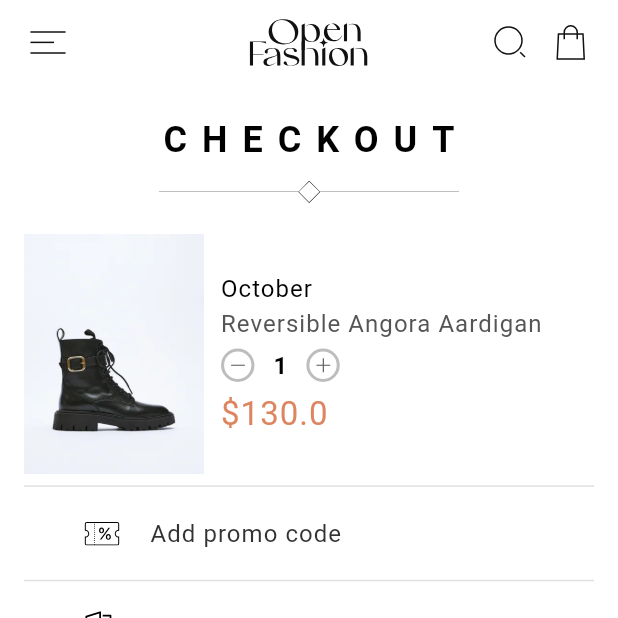
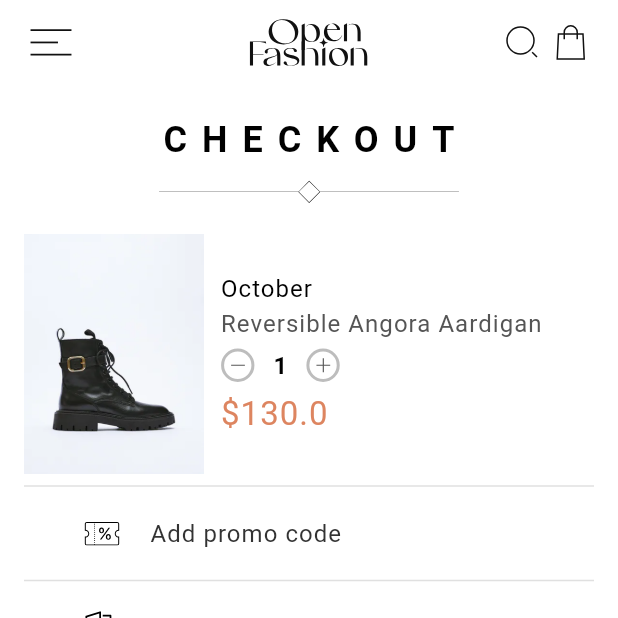
Before and after one commit to brahimbeloucif/E-Commerce-App-, a Flutter app: the screen it shows after launch, after a tap on "October", on a phone screen of 412 x 824 dp, the top half of it. Run offline on Flutter 3.47's test engine with Material 3 defaults, Android fonts, the phone set to English and light mode, and no system bars; our stand-ins replace flutter_credit_card, flutter_svg, gap, google_fonts, ionicons; Roboto replaces fonts that are missing (Tenor Sans).

Commit message:
now im add a more edits and widgets and screens

```diff
--- a/lib/components/custom_app_bar.dart
+++ b/lib/components/custom_app_bar.dart
@@ -7,25 +7,44 @@ import 'package:gap/gap.dart';
 class CustomAppBar extends StatelessWidget implements PreferredSizeWidget {
   const CustomAppBar({super.key, required this.isBlack});
   final bool isBlack;
+
   @override
   Size get preferredSize => const Size.fromHeight(56);
 
   @override
   Widget build(BuildContext context) {
-    return Padding(
-      padding: const EdgeInsets.symmetric(horizontal: 20.0),
-      child: AppBar(
-        centerTitle: true,
-        backgroundColor:isBlack? AppColors.primaryColor : Colors.white,
-        leadingWidth: 24,
-        leading: SvgPicture.asset(AppAssets.svgMenu,color: isBlack? Colors.white: AppColors.primaryColor ),
-        title: SvgPicture.asset(AppAssets.svgLogoBg,color: isBlack? Colors.white: AppColors.primaryColor ),
-        actions: [
-          SvgPicture.asset(AppAssets.svgSearch,color: isBlack? Colors.white: AppColors.primaryColor ),
-          Gap(16),
-          SvgPicture.asset(AppAssets.svgShoppingBag,color: isBlack? Colors.white: AppColors.primaryColor ),
-        ],
+    return AppBar(
+      elevation: 0,
+      centerTitle: true,
+      backgroundColor: isBlack ? AppColors.primaryColor : Colors.white,
+      leadingWidth: 48,
+      leading: Padding(
+        padding: const EdgeInsets.only(left: 20),
+        child: SvgPicture.asset(
+          AppAssets.svgMenu,
+          color: isBlack ? Colors.white : AppColors.primaryColor,
+        ),
       ),
+      title: SvgPicture.asset(
+        AppAssets.svgLogoBg,
+        color: isBlack ? Colors.white : AppColors.primaryColor,
+      ),
+      actions: [
+        Padding(
+          padding: const EdgeInsets.only(right: 8),
+          child: SvgPicture.asset(
+            AppAssets.svgSearch,
+            color: isBlack ? Colors.white : AppColors.primaryColor,
+          ),
+        ),
+        Padding(
+          padding: const EdgeInsets.only(right: 20),
+          child: SvgPicture.asset(
+            AppAssets.svgShoppingBag,
+            color: isBlack ? Colors.white : AppColors.primaryColor,
+          ),
+        ),
+      ],
     );
   }
 }
--- a/lib/components/custom_field.dart
+++ b/lib/components/custom_field.dart
@@ -12,6 +12,7 @@ class CustomField extends StatelessWidget {
   final String mainLabel;
   final String svg;
   final bool showTitle; // New parameter
+  final VoidCallback? onTap;
 
   const CustomField({
     super.key,
@@ -20,6 +21,7 @@ class CustomField extends StatelessWidget {
     required this.mainLabel,
     required this.svg,
       this.title,
+      this.onTap,
     this.showTitle = true, // Default to true
   });
 
@@ -54,7 +56,9 @@ class CustomField extends StatelessWidget {
                   color: AppColors.orderGreyColor,
                 ),
               Gap(20),
-              SvgPicture.asset(svg),
+              GestureDetector(
+                onTap:onTap ,
+                child: SvgPicture.asset(svg)),
             ],
           ),
         ),
--- a/lib/components/footer_widget.dart
+++ b/lib/components/footer_widget.dart
@@ -1,34 +1,47 @@
-
 import 'package:e_commerce/components/custom_text.dart';
 import 'package:flutter/material.dart';
 import 'package:flutter_svg/svg.dart';
 import 'package:gap/gap.dart';
+
 class FooterApp extends StatelessWidget {
   final VoidCallback? onTap;
   final String label;
-  final String svg;
+  final String ? svg;
+  final bool isSvg;
   const FooterApp({
-    super.key, required this.onTap, required this.label, required this.svg,
+    super.key,
+    required this.onTap,
+    required this.label,
+     this.svg,
+    required this.isSvg,
   });
 
   @override
   Widget build(BuildContext context) {
     return GestureDetector(
-      onTap:  onTap,
+      onTap: onTap,
       child: Container(
-         padding: EdgeInsets.symmetric(vertical: 20,horizontal: 12),
+        padding: EdgeInsets.symmetric(vertical: 20, horizontal: 12),
         width: double.infinity,
         color: Colors.black,
         child: Row(
           mainAxisAlignment: MainAxisAlignment.center,
           children: [
-             SvgPicture.asset(svg, width: 24,color: Color(0xffFCFCFC),),
+          if (isSvg && svg != null) ...[
+  SvgPicture.asset(svg!, width: 24, color: const Color(0xffFCFCFC)),
   Gap(20),
-             CustomText(name: label.toUpperCase(), color: Color(0xffFCFCFC),size: 20,),
+],
 
+            CustomText(
+              name: label.toUpperCase(),
+              color: Color(0xffFCFCFC),
+              size: 20,
+            ),
           ],
         ),
       ),
     );
   }
+
+
 }
--- a/lib/components/header_widget.dart
+++ b/lib/components/header_widget.dart
@@ -6,8 +6,10 @@ import 'package:flutter_svg/svg.dart';
 import 'package:gap/gap.dart';
 
 class HeaderApp extends StatelessWidget {
+  final String label;
+  final double ?spacing ;
   const HeaderApp({
-    super.key,
+    super.key, required this.label,  this.spacing,
   });
 
   @override
@@ -17,11 +19,11 @@ class HeaderApp extends StatelessWidget {
     Gap(20),
     Center(
       child: CustomText(
-        name: 'Checkout'.toUpperCase(),
+        name: label.toUpperCase(),
         color: Colors.black,
         size: 24,
         fontWeight: FontWeight.bold,
-        spacing: 10,
+        spacing: spacing??10,
       ),
     ),
         Gap(10),
--- a/lib/components/totaly_widget.dart
+++ b/lib/components/totaly_widget.dart
@@ -1,17 +1,19 @@
-
 import 'package:e_commerce/components/custom_text.dart';
 import 'package:e_commerce/core/app_colors.dart';
- import 'package:flutter/cupertino.dart';
+import 'package:flutter/cupertino.dart';
 
 class TotalyWidget extends StatelessWidget {
   const TotalyWidget({
     super.key,
-     required this.number,
-     required this.price,
+    required this.number,
+    required this.price,
   });
 
-   final int number;
-   final double price;
+  final int number;
+  final double price;
+
+  // Getter to access the total value
+  double get total => price * number;
 
   @override
   Widget build(BuildContext context) {
@@ -23,9 +25,8 @@ class TotalyWidget extends StatelessWidget {
           size: 20,
         ),
         Spacer(),
-
         CustomText(
-          name: '\$${price * number}',
+          name: '\$${total}',
           size: 20,
           color: AppColors.pricingColor,
         ),
--- a/lib/screens/checkout_screen.dart
+++ b/lib/screens/checkout_screen.dart
@@ -55,7 +55,7 @@ class _CheckoutScreenState extends State<CheckoutScreen> {
               padding: const EdgeInsets.symmetric(horizontal: 16.0),
               child: Column(
                 children: [
-                  HeaderApp(),
+                  HeaderApp(label: 'Checkout',),
                   CustomCard(
                     name: widget.name,
                     img: widget.img,
@@ -110,9 +110,9 @@ class _CheckoutScreenState extends State<CheckoutScreen> {
             onTap: () {
               Navigator.push(
                 context,
-                MaterialPageRoute(builder: (c) => PlaceOrderScreen()),
+                MaterialPageRoute(builder: (c) => PlaceOrderScreen(number: number, price: widget.price)),
               );
-            }, label: 'Checkout', svg: AppAssets.svgShoppingBag,
+            }, label: 'Checkout', svg: AppAssets.svgShoppingBag, isSvg: true,
           ),
         ],
       ),
--- a/pubspec.yaml
+++ b/pubspec.yaml
@@ -38,6 +38,7 @@ dependencies:
   gap: ^3.0.1
   google_fonts: ^6.2.1
   ionicons: ^0.2.2
+  flutter_credit_card: ^4.1.0
 
 dev_dependencies:
   flutter_test:
```
Also changed, not shown: lib/components/custom_form_field.dart (added, +38 -0 lines), lib/components/info_display.dart (added, +68 -0 lines), lib/components/shipping_widget.dart (added, +30 -0 lines), lib/screens/Place_order_screen.dart (+125 -58 lines), lib/screens/add_adress_screen.dart (added, +154 -0 lines), lib/screens/add_card_visa_screen.dart (added, +119 -0 lines), pubspec.lock. Lines whose indentation alone changed are shown as unchanged.
